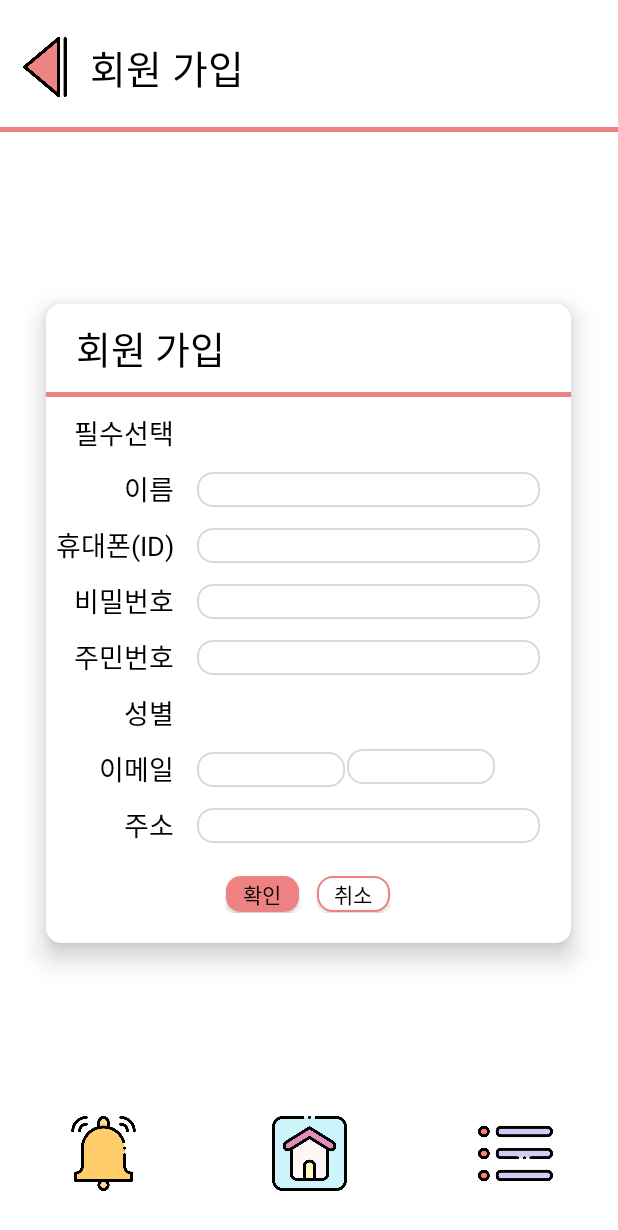
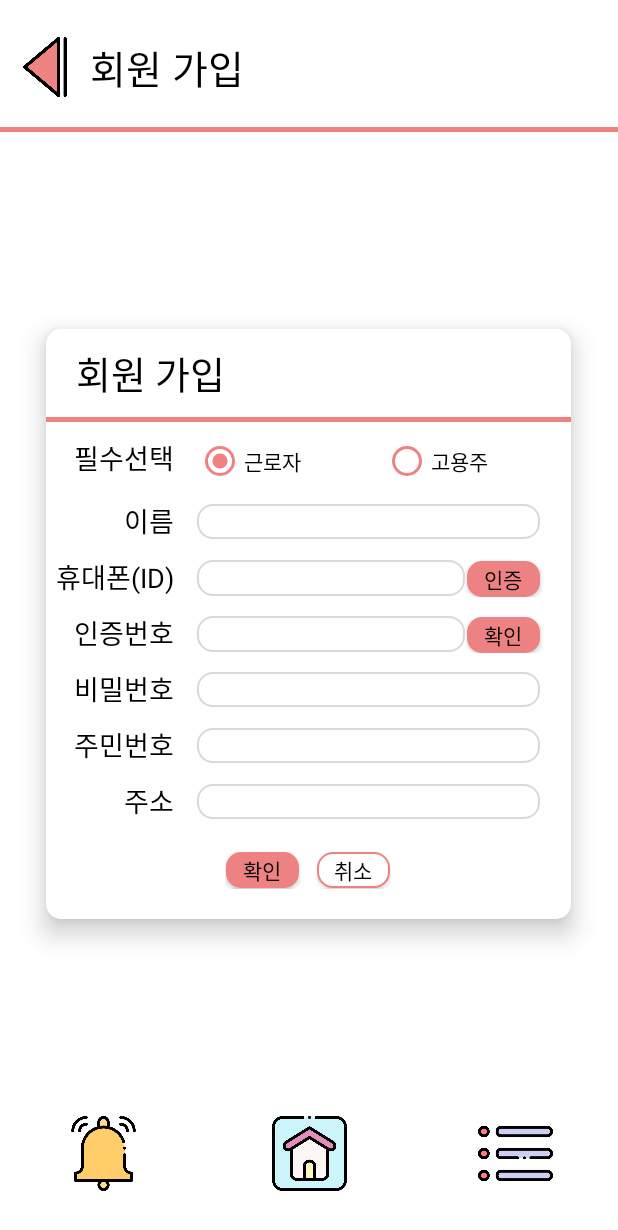
Before and after one commit to Bottleon/PayManagement-Android, an Android app: the SignupActivity screen opened directly, with no data from a screen before it, on a phone screen of 412 x 824 dp. Shown: the top 1230 px of the screen. Run offline under Robolectric (Android 15) with nearby library versions, the phone set to English and light mode, and no system bars.

Commit message:
dev : combine other layouts

```diff
--- a/app/src/main/java/com/example/myapplication/hr/user/api/UserApi.java
+++ b/app/src/main/java/com/example/myapplication/hr/user/api/UserApi.java
@@ -14,7 +14,7 @@ public interface UserApi {
     @GET("user/all")
     Call<User> getAllUsers();
     @POST("user/save")
-    Call<User> createUser(@Body User user);
+    Call<User> saveUser(@Body User user);
     @POST("user/login")
     Call<User> login(@Body User user);
 }
--- a/app/src/main/res/layout/activity_signup.xml
+++ b/app/src/main/res/layout/activity_signup.xml
@@ -1,9 +1,11 @@
 <?xml version="1.0" encoding="utf-8"?>
 <LinearLayout xmlns:android="http://schemas.android.com/apk/res/android"
+    xmlns:tools="http://schemas.android.com/tools"
     android:orientation="vertical"
     android:layout_width="match_parent"
     android:layout_height="match_parent"
-    android:background="@color/white">
+    android:background="@color/white"
+    tools:context=".SignupActivity">
 
     <LinearLayout
         android:layout_width="match_parent"
@@ -95,13 +97,34 @@
                     android:textSize="18dp"
                     android:textAlignment="textEnd"
                     />
-                <Spinner
-                    android:layout_width="100dp"
-                    android:layout_height="18dp"
-                    android:layout_marginStart="10dp"
-                    android:entries="@array/must_choice"
-                    android:spinnerMode="dropdown"
+                <RadioGroup
+                    android:id="@+id/radioGroup"
+                    android:checkedButton="@+id/employee_radiobutton"
+                    android:layout_width="match_parent"
+                    android:layout_height="wrap_content"
+                    android:orientation="horizontal"
+                    android:layout_marginStart="10dp">
+                    <RadioButton
+                        android:id="@+id/employee_radiobutton"
+                        android:layout_width="0dp"
+                        android:layout_height="wrap_content"
+                        android:text="근로자"
+                        android:layout_weight="1"
+                        android:textColor="@color/black"
+                        android:buttonTint="@color/hotpink"
                         />
+
+                    <RadioButton
+                        android:id="@+id/owner_radiobutton"
+                        android:layout_width="0dp"
+                        android:layout_height="wrap_content"
+                        android:text="고용주"
+                        android:layout_weight="1"
+                        android:textColor="@color/black"
+                        android:buttonTint="@color/hotpink"/>
+
+
+                </RadioGroup>
             </LinearLayout>
 
             <LinearLayout
@@ -143,12 +166,54 @@
                     />
 
                 <EditText
-                    android:layout_width="230dp"
+                    android:layout_width="180dp"
                     android:layout_marginStart="10dp"
-                    android:layout_height="wrap_content"
+                    android:layout_height="25dp"
                     android:background="@drawable/input_box"
                     android:textColor="@color/black"
                     />
+
+                <androidx.appcompat.widget.AppCompatButton
+                    android:layout_height="25dp"
+                    android:background="@drawable/login_box"
+                    android:layout_width="50dp"
+                    android:text="인증"
+                    android:textColor="@color/black"
+                    android:fontFamily="@font/leferipointwhite"
+                    android:layout_marginRight="5dp"/>
+
+            </LinearLayout>
+
+            <LinearLayout
+                android:layout_width="match_parent"
+                android:layout_height="wrap_content"
+                android:layout_marginTop="10dp"
+                android:orientation="horizontal">
+                <TextView
+                    android:layout_width="90dp"
+                    android:layout_height="wrap_content"
+                    android:text="인증번호 "
+                    android:textColor="@color/black"
+                    android:textSize="18dp"
+                    android:textAlignment="textEnd"
+                    />
+
+                <EditText
+                    android:layout_width="180dp"
+                    android:layout_marginStart="10dp"
+                    android:layout_height="25dp"
+                    android:background="@drawable/input_box"
+                    android:textColor="@color/black"
+                    />
+
+                <androidx.appcompat.widget.AppCompatButton
+                    android:layout_height="25dp"
+                    android:background="@drawable/login_box"
+                    android:layout_width="50dp"
+                    android:text="확인"
+                    android:textColor="@color/black"
+                    android:fontFamily="@font/leferipointwhite"
+                    android:layout_marginRight="5dp"/>
 
             </LinearLayout>
 
@@ -201,52 +266,6 @@
 
             </LinearLayout>
 
-            <LinearLayout
-                android:layout_width="match_parent"
-                android:layout_height="wrap_content"
-                android:layout_marginTop="10dp"
-                android:orientation="horizontal">
-                <TextView
-                    android:layout_width="90dp"
-                    android:layout_height="wrap_content"
-                    android:text="성별 "
-                    android:textColor="@color/black"
-                    android:textSize="18dp"
-                    android:textAlignment="textEnd"
-                    />
-
-            </LinearLayout>
-
-            <LinearLayout
-                android:layout_width="match_parent"
-                android:layout_height="wrap_content"
-                android:layout_marginTop="10dp"
-                android:orientation="horizontal">
-                <TextView
-                    android:layout_width="90dp"
-                    android:layout_height="wrap_content"
-                    android:text="이메일 "
-                    android:textColor="@color/black"
-                    android:textSize="18dp"
-                    android:textAlignment="textEnd"
-                    />
-                <EditText
-                    android:layout_width="100dp"
-                    android:layout_marginStart="10dp"
-                    android:layout_height="wrap_content"
-                    android:background="@drawable/input_box"
-                    android:textColor="@color/black"
-                    />
-
-                <EditText
-                    android:layout_width="100dp"
-                    android:layout_height="wrap_content"
-                    android:layout_gravity="right"
-                    android:background="@drawable/input_box"
-                    android:textColor="@color/black" />
-
-
-            </LinearLayout>
 
             <LinearLayout
                 android:layout_width="match_parent"
```
Also changed, not shown: app/src/main/res/drawable/myinfo_icon.xml (added, +10 -0 lines), app/src/main/res/layout/activity_findpw.xml (+29 -36 lines), app/src/main/res/layout/activity_marketlist.xml (+6 -1 lines), app/src/main/res/layout/activity_myinfo.xml (added, +216 -0 lines), app/src/main/res/drawable/myinfo.png (added). Lines whose indentation alone changed are shown as unchanged.
